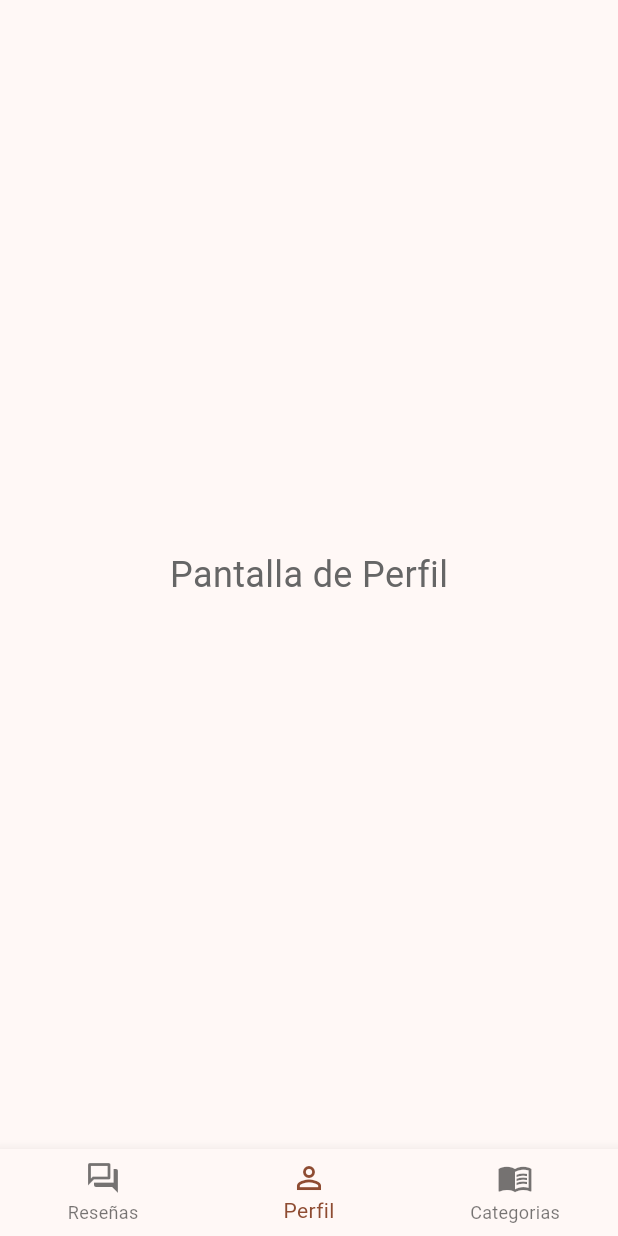
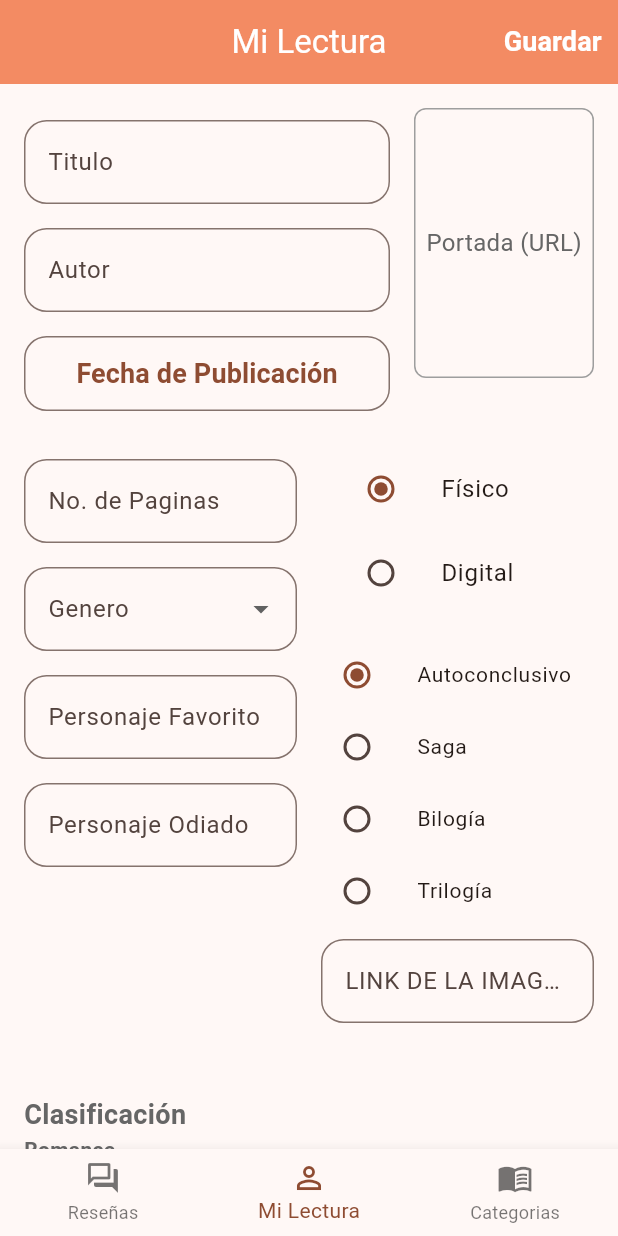
Before and after one commit to LutcCode/Constelacion_app, a Flutter app: the screen it shows after launch, item 2 of the bottom bar chosen, on a phone screen of 412 x 824 dp. Run offline on Flutter 3.47's test engine with Material 3 defaults, Android fonts, the phone set to English and light mode, and no system bars; our stand-ins replace quickalert; network calls fail.

Commit message:
Vista Mi Lectura con Login Y Registar Funcional

```diff
--- /dev/null
+++ b/lib/create_book_screen.dart
@@ -0,0 +1,373 @@
+import 'package:flutter/material.dart';
+import '../theme/app_strings.dart';
+import '../widgets/rating_slider.dart';
+
+class CreateBookScreen extends StatefulWidget {
+  const CreateBookScreen({super.key});
+
+  @override
+  State<CreateBookScreen> createState() => _CreateBookScreenState();
+}
+
+class _CreateBookScreenState extends State<CreateBookScreen> {
+
+  final TextEditingController _tituloController = TextEditingController();
+  final TextEditingController _autorController = TextEditingController();
+  final TextEditingController _paginasController = TextEditingController();
+  final TextEditingController _personajeFavController = TextEditingController();
+  final TextEditingController _personajeOdiadoController = TextEditingController();
+  final TextEditingController _linkController = TextEditingController();
+  final TextEditingController _fraseFavoritaController = TextEditingController();
+
+  // Opciones de Selección
+  String _selectedBookType = AppStrings.tipoLibroFisico;
+  String _selectedStoryType = AppStrings.autoconclusivo;
+  String? _selectedGenre;
+
+  // Géneros (Simulación para un Dropdown)
+  final List<String> _genres = [
+    AppStrings.generoTerror,
+    AppStrings.generoAmor,
+    AppStrings.generoFantasia,
+    AppStrings.generoMisterio,
+  ];
+
+  // Fecha
+  DateTime? _fechaPublicacion;
+
+  // Clasificación (Sliders)
+  double _romanceRating = 0.0;
+  double _divertidoRating = 0.0;
+  double _enojoRating = 0.0;
+  double _tristezaRating = 0.0;
+  double _fantasiaRating = 0.0;
+  double _reflexionRating = 0.0;
+  double _spicyRating = 0.0;
+  double _tramaRating = 0.0;
+  double _misterioRating = 0.0;
+  double _finalRating = 0.0;
+
+  // NUEVO: Inicializa el listener para actualizar la imagen
+  @override
+  void initState() {
+    super.initState();
+    // Escucha los cambios en el campo del link para redibujar la imagen
+    _linkController.addListener(_updateLinkImage);
+  }
+
+  // NUEVO: Método para forzar el redibujo y mostrar la imagen
+  void _updateLinkImage() {
+    setState(() {});
+  }
+
+  @override
+  void dispose() {
+    // IMPORTANTE: Remueve el listener antes de liberar el controlador
+    _linkController.removeListener(_updateLinkImage);
+
+    _tituloController.dispose();
+    _autorController.dispose();
+    _paginasController.dispose();
+    _personajeFavController.dispose();
+    _personajeOdiadoController.dispose();
+    _linkController.dispose();
+    _fraseFavoritaController.dispose();
+    super.dispose();
+  }
+
+  // Lógica de selección de fecha de publicación
+  Future<void> _selectDate(BuildContext context) async {
+    final DateTime? picked = await showDatePicker(
+      context: context,
+      initialDate: _fechaPublicacion ?? DateTime.now(),
+      firstDate: DateTime(1800),
+      lastDate: DateTime.now(),
+    );
+    if (picked != null && picked != _fechaPublicacion) {
+      setState(() {
+        _fechaPublicacion = picked;
+      });
+    }
+  }
+
+  @override
+  Widget build(BuildContext context) {
+    return Scaffold(
+      appBar: AppBar(
+        title: const Text(AppStrings.miLectura),
+        actions: [
+          TextButton(
+            onPressed: () {
+              // Aqi irá la lógica de Laravel para guardar
+              print('Datos a enviar:');
+              print('Título: ${_tituloController.text}');
+              print('Tipo de Historia: $_selectedStoryType');
+              // ... Puedes imprimir todas las variables aquí para verificar ...
+            },
+            child: const Text(AppStrings.guardar, style: TextStyle(color: Colors.white)),
+          ),
+        ],
+      ),
+      body: SingleChildScrollView(
+        padding: const EdgeInsets.all(16.0),
+        child: Column(
+          crossAxisAlignment: CrossAxisAlignment.stretch,
+          children: <Widget>[
+            Row(
+              crossAxisAlignment: CrossAxisAlignment.start,
+              children: [
+                // Columna del titulo,autor,fecha
+                Expanded(
+                  child: Column(
+                    children: [
+                      _buildTextField(_tituloController, AppStrings.titulo),
+                      _buildTextField(_autorController, AppStrings.autor),
+                      _buildDateButton(context),
+                    ],
+                  ),
+                ),
+                const SizedBox(width: 16),
+                // Columna de la Imagen
+                _buildImageContainer(),
+              ],
+            ),
+            const SizedBox(height: 16),
+            Row(
+              crossAxisAlignment: CrossAxisAlignment.start,
+              children: [
+                // Columna Izquierda (Páginas, Género, Personajes)
+                Expanded(
+                  child: Column(
+                    children: [
+                      _buildTextField(_paginasController, AppStrings.noPaginasa, keyboardType: TextInputType.number),
+                      _buildGenreDropdown(),
+                      _buildTextField(_personajeFavController, AppStrings.personajeFav),
+                      _buildTextField(_personajeOdiadoController, AppStrings.personajeOdiado),
+                    ],
+                  ),
+                ),
+                const SizedBox(width: 16),
+                // Columna Derecha (Tipos de Libros, Saga y Link)
+                Expanded(
+                  child: Column(
+                    children: [
+                      _buildBookTypeSelector(),
+                      const SizedBox(height: 16),
+                      _buildStoryTypeSelector(),
+                      // El campo de link ha sido movido aquí
+                      _buildTextField(_linkController, 'LINK DE LA IMAGEN'),
+                      const SizedBox(height: 16),
+                    ],
+                  ),
+                ),
+              ],
+            ),
+            const SizedBox(height: 24),
+
+            // --- CLASIFICACIÓN (Sliders) ---
+            const Text(AppStrings.clasificacion, style: TextStyle(fontSize: 18, fontWeight: FontWeight.bold)),
+            _buildRatingSliders(),
+            const SizedBox(height: 24),
+
+            // FRASE FAVORITA
+            _buildFavoritePhraseField(),
+          ],
+        ),
+      ),
+    );
+  }
+
+  // WIDGETS AUXILIARES PARA LIMPIEZA DEL CÓDIGO
+
+  Widget _buildTextField(TextEditingController controller, String label, {TextInputType keyboardType = TextInputType.text}) {
+    return Padding(
+      padding: const EdgeInsets.symmetric(vertical: 8.0),
+      child: TextField(
+        controller: controller,
+        keyboardType: keyboardType,
+        decoration: InputDecoration(
+          labelText: label,
+          border: const OutlineInputBorder(borderRadius: BorderRadius.all(Radius.circular(15))),
+        ),
+      ),
+    );
+  }
+
+  Widget _buildDateButton(BuildContext context) {
+    return Padding(
+      padding: const EdgeInsets.symmetric(vertical: 8.0),
+      child: OutlinedButton(
+        onPressed: () => _selectDate(context),
+        style: OutlinedButton.styleFrom(
+          minimumSize: const Size(double.infinity, 50),
+          shape: RoundedRectangleBorder(borderRadius: BorderRadius.circular(15)),
+        ),
+        child: Text(
+          _fechaPublicacion == null
+              ? AppStrings.fechaPublicacion
+              : 'Publicación: ${_fechaPublicacion!.day}/${_fechaPublicacion!.month}/${_fechaPublicacion!.year}',
+        ),
+      ),
+    );
+  }
+
+  // WIDGET MODIFICADO PARA MOSTRAR LA IMAGEN DESDE LA URL
+  Widget _buildImageContainer() {
+    final imageUrl = _linkController.text;
+
+    return Container(
+      width: 120,
+      height: 180,
+      decoration: BoxDecoration(
+        border: Border.all(color: Colors.grey),
+        borderRadius: BorderRadius.circular(8),
+      ),
+      child: imageUrl.isNotEmpty
+          ? ClipRRect(
+        borderRadius: BorderRadius.circular(8),
+        child: Image.network(
+          imageUrl,
+          fit: BoxFit.cover,
+          loadingBuilder: (context, child, loadingProgress) {
+            if (loadingProgress == null) return child;
+            return const Center(child: CircularProgressIndicator());
+          },
+          errorBuilder: (context, error, stackTrace) {
+            return const Center(
+              child: Padding(
+                padding: EdgeInsets.all(8.0),
+                child: Text(
+                  'URL o Imagen inválida',
+                  textAlign: TextAlign.center,
+                  style: TextStyle(fontSize: 12, color: Colors.red),
+                ),
+              ),
+            );
+          },
+        ),
+      )
+          : const Center(
+        child: Text('Portada (URL)'),
+      ),
+    );
+  }
+
+  Widget _buildGenreDropdown() {
+    return Padding(
+      padding: const EdgeInsets.symmetric(vertical: 8.0),
+      child: DropdownButtonFormField<String>(
+        decoration: const InputDecoration(
+          labelText: AppStrings.genero,
+          border: OutlineInputBorder(borderRadius: BorderRadius.all(Radius.circular(15))),
+        ),
+        value: _selectedGenre,
+        items: _genres.map((String genre) {
+          return DropdownMenuItem<String>(
+            value: genre,
+            child: Text(genre),
+          );
+        }).toList(),
+        onChanged: (String? newValue) {
+          setState(() {
+            _selectedGenre = newValue;
+          });
+        },
+      ),
+    );
+  }
+
+  Widget _buildBookTypeSelector() {
+    return Column(
+      crossAxisAlignment: CrossAxisAlignment.start,
+      children: [
+        ListTile(
+          title: const Text(AppStrings.tipoLibroFisico),
+          leading: Radio<String>(
+            value: AppStrings.tipoLibroFisico,
+            groupValue: _selectedBookType,
+            onChanged: (String? value) {
+              setState(() {
+                _selectedBookType = value!;
+              });
+            },
+          ),
+        ),
+        ListTile(
+          title: const Text(AppStrings.tipoLibroDigital),
+          leading: Radio<String>(
+            value: AppStrings.tipoLibroDigital,
+            groupValue: _selectedBookType,
+            onChanged: (String? value) {
+              setState(() {
+                _selectedBookType = value!;
+              });
+            },
+          ),
+        ),
+      ],
+    );
+  }
+
+  // WIDGET PARA SELECCIONAR TIPO DE HISTORIA (SAGA/AUTOCONCLUSIVO)
+  Widget _buildStoryTypeSelector() {
+    return Column(
+      crossAxisAlignment: CrossAxisAlignment.start,
+      children: [
+        _buildStoryRadio(AppStrings.autoconclusivo),
+        _buildStoryRadio(AppStrings.saga),
+        _buildStoryRadio(AppStrings.bilogia),
+        _buildStoryRadio(AppStrings.trilogia),
+      ],
+    );
+  }
+
+  // Widget auxiliar para simplificar los botones de radio de Saga
+  Widget _buildStoryRadio(String title) {
+    return ListTile(
+      dense: true,
+      contentPadding: EdgeInsets.zero,
+      title: Text(title, style: const TextStyle(fontSize: 14)),
+      leading: Radio<String>(
+        value: title,
+        groupValue: _selectedStoryType,
+        onChanged: (String? value) {
+          setState(() {
+            _selectedStoryType = value!;
+          });
+        },
+      ),
+    );
+  }
+
+  Widget _buildRatingSliders() {
+    return Column(
+      children: [
+        RatingSlider(label: 'Romance', value: _romanceRating, onChanged: (v) => setState(() => _romanceRating = v)),
+        RatingSlider(label: 'Divertido', value: _divertidoRating, onChanged: (v) => setState(() => _divertidoRating = v)),
+        RatingSlider(label: 'Enojo', value: _enojoRating, onChanged: (v) => setState(() => _enojoRating = v)),
+        RatingSlider(label: 'Tristeza', value: _tristezaRating, onChanged: (v) => setState(() => _tristezaRating = v)),
+        RatingSlider(label: 'Fantasía', value: _fantasiaRating, onChanged: (v) => setState(() => _fantasiaRating = v)),
+        RatingSlider(label: 'Reflexión', value: _reflexionRating, onChanged: (v) => setState(() => _reflexionRating = v)),
+        RatingSlider(label: 'Spicy', value: _spicyRating, onChanged: (v) => setState(() => _spicyRating = v)),
+        RatingSlider(label: 'Trama', value: _tramaRating, onChanged: (v) => setState(() => _tramaRating = v)),
+        RatingSlider(label: 'Misterio', value: _misterioRating, onChanged: (v) => setState(() => _misterioRating = v)),
+        RatingSlider(label: 'Final', value: _finalRating, onChanged: (v) => setState(() => _finalRating = v)),
+      ],
+    );
+  }
+
+  Widget _buildFavoritePhraseField() {
+    return Padding(
+      padding: const EdgeInsets.symmetric(vertical: 8.0),
+      child: TextField(
+        controller: _fraseFavoritaController,
+        maxLines: 5, // Cuadro de texto largo
+        decoration: const InputDecoration(
+          labelText: AppStrings.fraseFavorita,
+          alignLabelWithHint: true,
+          border: OutlineInputBorder(borderRadius: BorderRadius.all(Radius.circular(15))),
+        ),
+      ),
+    );
+  }
+}
--- a/lib/main_layout.dart
+++ b/lib/main_layout.dart
@@ -5,8 +5,10 @@ import 'package:constelacion/resenaNueva.dart';
 import 'package:flutter/material.dart';
 import 'package:constelacion/resenaPage.dart';
 import 'package:constelacion/foro_screen.dart';
+import 'package:constelacion/loginPage.dart';
 import 'package:constelacion/perfil_screen.dart';
 import 'package:constelacion/theme/app_strings.dart';
+import 'package:constelacion/create_book_screen.dart';
 
 class MainLayout extends StatefulWidget {
   const MainLayout({super.key});
@@ -20,8 +22,8 @@ class _MainLayoutState extends State<MainLayout> {
 
   final List<Widget> _screens = [
     const resenaNueva(),
-    const PerfilScreen(),
-    const categoriaPage(),
+    const CreateBookScreen(),
+    const loginPage(),
   ];
 
   void _onTabTapped(int index) {
@@ -44,7 +46,7 @@ class _MainLayoutState extends State<MainLayout> {
           ),
           BottomNavigationBarItem(
             icon: Icon(Icons.person_outline),
-            label: AppStrings.navPerfil,
+            label: AppStrings.miLectura,
           ),
           BottomNavigationBarItem(
             icon: Icon(Icons.menu_book_outlined),
--- a/lib/theme/app_strings.dart
+++ b/lib/theme/app_strings.dart
@@ -47,6 +47,21 @@ class AppStrings {
   static const String comentarios = "Comentarios";
   static const String calificacion = "Calificación";
 
+  static const String fechaPublicacion = "Fecha de Publicación";
+  static const String tipoLibroFisico = "Físico";
+  static const String tipoLibroDigital = "Digital";
+
+  static const String generoTerror = "Terror";
+  static const String generoAmor = "Romance";
+  static const String generoFantasia = "Fantasía";
+  static const String generoMisterio = "Misterio";
+
+  static const String tipoHistoria = "Tipo de Historia";
+  static const String autoconclusivo = "Autoconclusivo";
+  static const String saga = "Saga";
+  static const String bilogia = "Bilogía";
+  static const String trilogia = "Trilogía";
+
 // Pagina de Perfil
   static const String perfil = "Perfil";
   static const String editarPerfil = "Editar Perfil";
--- /dev/null
+++ b/lib/widgets/rating_slider.dart
@@ -0,0 +1,37 @@
+import 'package:flutter/material.dart';
+
+class RatingSlider extends StatelessWidget {
+  final String label;
+  final double value;
+  final ValueChanged<double> onChanged;
+
+  const RatingSlider({
+    super.key,
+    required this.label,
+    required this.value,
+    required this.onChanged,
+  });
+
+  @override
+  Widget build(BuildContext context) {
+    return Column(
+      crossAxisAlignment: CrossAxisAlignment.start,
+      children: [
+        // Etiqueta del Slider (e.g., Romance, Trama, Final)
+        Text(
+          label,
+          style: const TextStyle(fontWeight: FontWeight.bold, fontSize: 14),
+        ),
+        // Slider de calificación de 0.0 a 5.0
+        Slider(
+          value: value,
+          min: 0,
+          max: 5, // Calificación de 0 a 5
+          divisions: 5,
+          label: value.round().toString(),
+          onChanged: onChanged,
+        ),
+      ],
+    );
+  }
+}
--- a/pubspec.yaml
+++ b/pubspec.yaml
@@ -19,7 +19,7 @@ publish_to: 'none' # Remove this line if you wish to publish to pub.dev
 version: 1.0.0+1
 
 environment:
-  sdk: ^3.9.2
+  sdk: ^3.7.2
 
 # Dependencies specify other packages that your package needs in order to work.
 # To automatically upgrade your package dependencies to the latest versions
@@ -30,7 +30,6 @@ environment:
 dependencies:
   flutter:
     sdk: flutter
-
   # The following adds the Cupertino Icons font to your application.
   # Use with the CupertinoIcons class for iOS style icons.
   cupertino_icons: ^1.0.8
```
Also changed, not shown: pubspec.lock.
